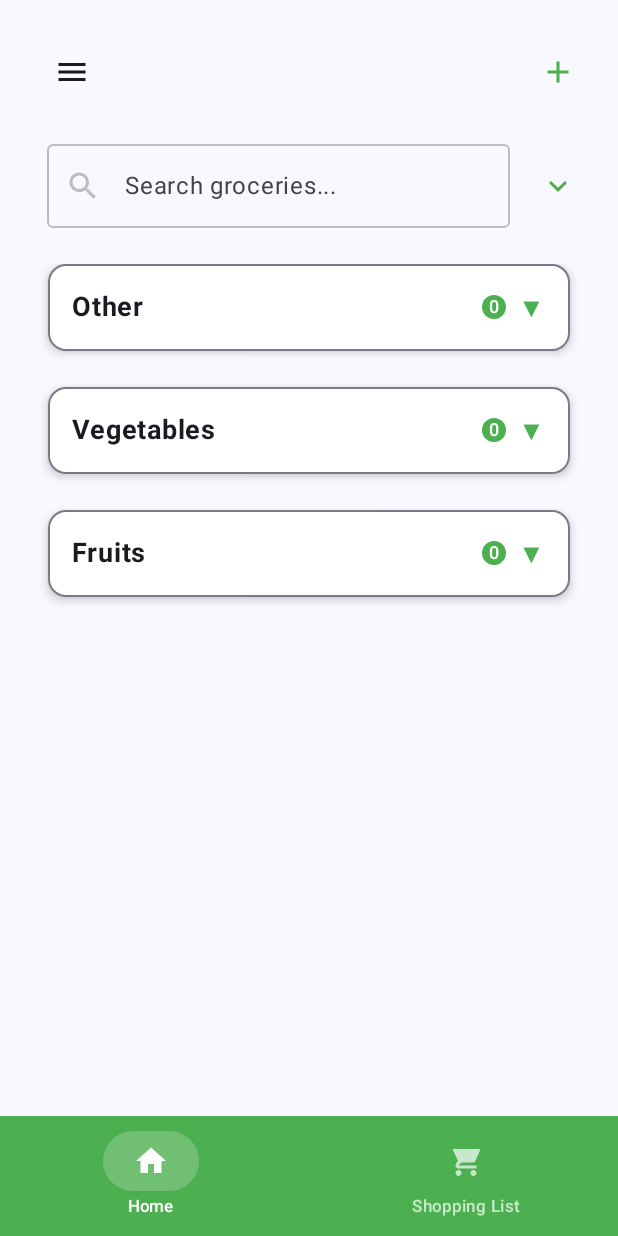
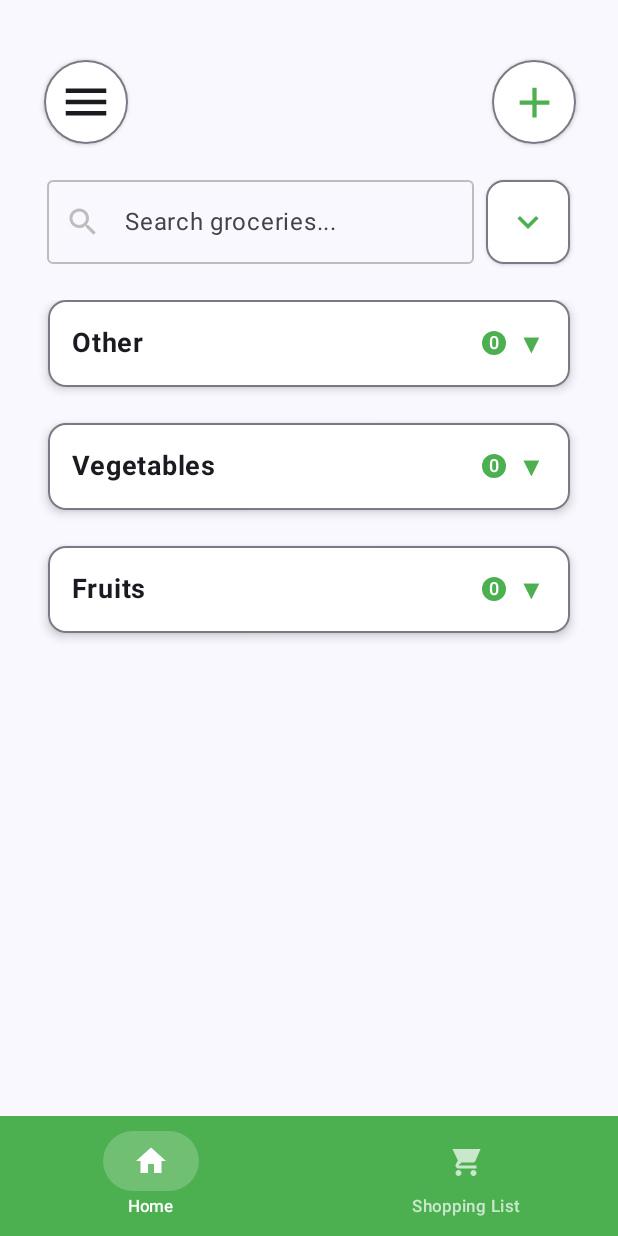
Before and after one commit to kriptogan/SuperCart2, an Android app built with Jetpack Compose: the screen it shows after launch (MainActivity), on a phone screen of 412 x 824 dp. Run offline under Robolectric (Android 15) with nearby library versions, the phone set to English and light mode, and no system bars; 1 statement that could not run was skipped.

Commit message:
buttons in home page are in perferct size

```diff
--- a/app/src/main/java/com/example/supercart2/ui/components/BurgerMenu.kt
+++ b/app/src/main/java/com/example/supercart2/ui/components/BurgerMenu.kt
@@ -1,6 +1,12 @@
 package com.example.supercart2.ui.components
 
 import androidx.compose.foundation.layout.padding
+import androidx.compose.foundation.layout.size
+import androidx.compose.foundation.layout.fillMaxSize
+import androidx.compose.foundation.background
+import androidx.compose.foundation.shape.CircleShape
+import androidx.compose.material3.Card
+import androidx.compose.material3.CardDefaults
 import androidx.compose.material.icons.Icons
 import androidx.compose.material.icons.filled.Menu
 import androidx.compose.material3.DropdownMenu
@@ -10,12 +16,14 @@ import androidx.compose.material3.IconButton
 import androidx.compose.material3.Text
 import androidx.compose.runtime.Composable
 import androidx.compose.runtime.getValue
+import androidx.compose.material3.MaterialTheme
 import androidx.compose.runtime.mutableStateOf
 import androidx.compose.runtime.remember
 import androidx.compose.runtime.setValue
 import androidx.compose.ui.Modifier
 import androidx.compose.ui.unit.dp
 import com.example.supercart2.ui.theme.SuperCartSpacing
+import com.example.supercart2.ui.theme.SuperCartColors
 
 @Composable
 fun BurgerMenu(
@@ -23,14 +31,29 @@ fun BurgerMenu(
 ) {
     var expanded by remember { mutableStateOf(false) }
 
-    IconButton(
-        onClick = { expanded = true },
-        modifier = Modifier.padding(SuperCartSpacing.sm)
+    Card(
+        modifier = Modifier
+            .size(72.dp) // Smaller circle size
+            .padding(SuperCartSpacing.sm),
+        shape = CircleShape,
+        colors = CardDefaults.cardColors(
+            containerColor = SuperCartColors.white
+        ),
+        border = CardDefaults.outlinedCardBorder(),
+        elevation = CardDefaults.cardElevation(
+            defaultElevation = 2.dp
+        )
     ) {
-        Icon(
-            imageVector = Icons.Default.Menu,
-            contentDescription = "Menu"
-        )
+        IconButton(
+            onClick = { expanded = true },
+            modifier = Modifier.fillMaxSize()
+        ) {
+            Icon(
+                imageVector = Icons.Default.Menu,
+                contentDescription = "Menu",
+                modifier = Modifier.size(36.dp) // Exact size requested
+            )
+        }
     }
 
     DropdownMenu(
--- a/app/src/main/java/com/example/supercart2/ui/components/HierarchicalCategoryDisplay.kt
+++ b/app/src/main/java/com/example/supercart2/ui/components/HierarchicalCategoryDisplay.kt
@@ -71,7 +71,7 @@ fun HierarchicalCategoryDisplay(
                     imageVector = Icons.Default.Search,
                     contentDescription = null,
                     tint = SuperCartColors.gray,
-                    modifier = Modifier.size(48.dp)
+                    modifier = Modifier.size(56.dp) // Larger search icon for no results
                 )
                 Spacer(modifier = Modifier.height(16.dp))
                 Text(
@@ -200,7 +200,7 @@ private fun CategoryCard(
                             imageVector = Icons.Default.Info,
                             contentDescription = null,
                             tint = SuperCartColors.gray,
-                            modifier = Modifier.size(18.dp)
+                            modifier = Modifier.size(20.dp) // Larger info icon
                         )
                         Spacer(modifier = Modifier.width(8.dp))
                         Text(
@@ -292,7 +292,7 @@ private fun SubCategoryCard(
                             imageVector = Icons.Default.Info,
                             contentDescription = null,
                             tint = SuperCartColors.gray,
-                            modifier = Modifier.size(16.dp)
+                            modifier = Modifier.size(18.dp) // Larger info icon
                         )
                         Spacer(modifier = Modifier.width(8.dp))
                         Text(
@@ -325,7 +325,7 @@ private fun GroceryItem(grocery: Grocery) {
             imageVector = Icons.Default.ShoppingCart,
             contentDescription = null,
             tint = SuperCartColors.primaryGreen,
-            modifier = Modifier.size(16.dp)
+            modifier = Modifier.size(20.dp) // Larger grocery icon
         )
 
         Spacer(modifier = Modifier.width(8.dp))
@@ -354,7 +354,7 @@ private fun GroceryItem(grocery: Grocery) {
                     imageVector = Icons.Default.DateRange,
                     contentDescription = "Expires",
                     tint = SuperCartColors.darkGray,
-                    modifier = Modifier.size(10.dp)
+                    modifier = Modifier.size(12.dp) // Larger date icon
                 )
                     Spacer(modifier = Modifier.width(2.dp))
                     Text(
--- a/app/src/main/java/com/example/supercart2/ui/screens/HomeScreen.kt
+++ b/app/src/main/java/com/example/supercart2/ui/screens/HomeScreen.kt
@@ -10,6 +10,12 @@ import androidx.compose.foundation.layout.padding
 import androidx.compose.foundation.layout.Spacer
 import androidx.compose.foundation.layout.width
 import androidx.compose.foundation.layout.size
+import androidx.compose.foundation.layout.height
+import androidx.compose.foundation.background
+import androidx.compose.foundation.shape.CircleShape
+import androidx.compose.foundation.shape.RoundedCornerShape
+import androidx.compose.material3.Card
+import androidx.compose.material3.CardDefaults
 import androidx.compose.material.icons.Icons
 import androidx.compose.material.icons.filled.Add
 import androidx.compose.material.icons.filled.Search
@@ -98,7 +104,12 @@ fun HomeScreen() {
             modifier = Modifier
                 .fillMaxWidth()
                 .weight(1f) // Take remaining space, leaving room for bottom navigation
-                .padding(SuperCartSpacing.md)
+                .padding(
+                    start = SuperCartSpacing.md,
+                    end = SuperCartSpacing.md,
+                    bottom = SuperCartSpacing.md,
+                    top = SuperCartSpacing.xl // Much more space at the top
+                )
         ) {
             // Burger menu and add grocery button row
             Row(
@@ -108,21 +119,44 @@ fun HomeScreen() {
                 horizontalArrangement = Arrangement.SpaceBetween,
                 verticalAlignment = Alignment.CenterVertically
             ) {
+                // Burger menu with right padding
+                Box(
+                    modifier = Modifier.padding(start = 5.dp)
+                ) {
                     BurgerMenu(
                         onCategoriesManagementClick = {
                             showCategoriesManagement = true
                         }
                     )
+                }
 
-                // Add Grocery Button (+ icon)
+                // Add Grocery Button (+ icon) with left padding
+                Box(
+                    modifier = Modifier.padding(end = 12.dp)
+                ) {
+                    Card(
+                        modifier = Modifier.size(56.dp), // Same size as burger menu
+                        shape = CircleShape,
+                        colors = CardDefaults.cardColors(
+                            containerColor = SuperCartColors.white
+                        ),
+                        border = CardDefaults.outlinedCardBorder(),
+                        elevation = CardDefaults.cardElevation(
+                            defaultElevation = 2.dp
+                        )
+                    ) {
                         IconButton(
-                    onClick = { showGroceryCreation = true }
+                            onClick = { showGroceryCreation = true },
+                            modifier = Modifier.fillMaxSize()
                         ) {
                             Icon(
                                 imageVector = Icons.Default.Add,
                                 contentDescription = "Add New Grocery",
-                        tint = SuperCartColors.primaryGreen
+                                tint = SuperCartColors.primaryGreen,
+                                modifier = Modifier.size(34.dp) // Slightly larger for better visual balance
                             )
+                        }
+                    }
                 }
             }
 
@@ -135,12 +169,12 @@ fun HomeScreen() {
             ) {
                 // Left spacer to align with burger icon
                 Spacer(modifier = Modifier.width(15.dp))
-                // Search bar (takes most of the space)
+                // Search bar (responsive width to move collapse button left)
                 OutlinedTextField(
                     value = searchQuery,
                     onValueChange = { searchQuery = it },
                     placeholder = { Text("Search groceries...") },
-                    modifier = Modifier.weight(1f),
+                    modifier = Modifier.fillMaxWidth(0.78f), // 70% of available width - responsive!
                     colors = OutlinedTextFieldDefaults.colors(
                         focusedBorderColor = SuperCartColors.primaryGreen,
                         unfocusedBorderColor = SuperCartColors.gray,
@@ -151,20 +185,21 @@ fun HomeScreen() {
                         Icon(
                             imageVector = Icons.Default.Search,
                             contentDescription = "Search",
-                            tint = SuperCartColors.gray
+                            tint = SuperCartColors.gray,
+                            modifier = Modifier.size(24.dp) // Larger search icon
                         )
                     },
                     trailingIcon = {
                         if (searchQuery.isNotEmpty()) {
                             IconButton(
                                 onClick = { searchQuery = "" },
-                                modifier = Modifier.size(32.dp)
+                                modifier = Modifier.size(40.dp) // Larger touch target
                             ) {
                                 Icon(
                                     imageVector = Icons.Default.Clear,
                                     contentDescription = "Clear search for '$searchQuery'",
                                     tint = SuperCartColors.darkGray,
-                                    modifier = Modifier.size(18.dp)
+                                    modifier = Modifier.size(20.dp) // Larger icon
                                 )
                             }
                         }
@@ -172,19 +207,35 @@ fun HomeScreen() {
                     textStyle = androidx.compose.material3.MaterialTheme.typography.bodyMedium
                 )
 
-                Spacer(modifier = Modifier.width(SuperCartSpacing.sm))
+                Spacer(modifier = Modifier.width(SuperCartSpacing.sm)) // Restored original spacing
 
                 // Collapse/Expand all toggle
+                Card(
+                    modifier = Modifier
+                        .height(56.dp) // Match search bar height
+                        .width(56.dp), // Square aspect ratio
+                    shape = RoundedCornerShape(12.dp), // Square with rounded corners
+                    colors = CardDefaults.cardColors(
+                        containerColor = SuperCartColors.white
+                    ),
+                    border = CardDefaults.outlinedCardBorder(),
+                    elevation = CardDefaults.cardElevation(
+                        defaultElevation = 2.dp
+                    )
+                ) {
                     IconButton(
                         onClick = {
                             isAllExpanded = !isAllExpanded
-                    }
+                        },
+                        modifier = Modifier.fillMaxSize()
                     ) {
                         Icon(
                             imageVector = if (isAllExpanded) Icons.Default.KeyboardArrowUp else Icons.Default.KeyboardArrowDown,
                             contentDescription = if (isAllExpanded) "Collapse All" else "Expand All",
-                        tint = SuperCartColors.primaryGreen
+                            tint = SuperCartColors.primaryGreen,
+                            modifier = Modifier.size(28.dp) // Larger icon
                         )
+                    }
                 }
             }
 
```
Also changed, not shown: 1 other file. Lines whose indentation alone changed are shown as unchanged.
